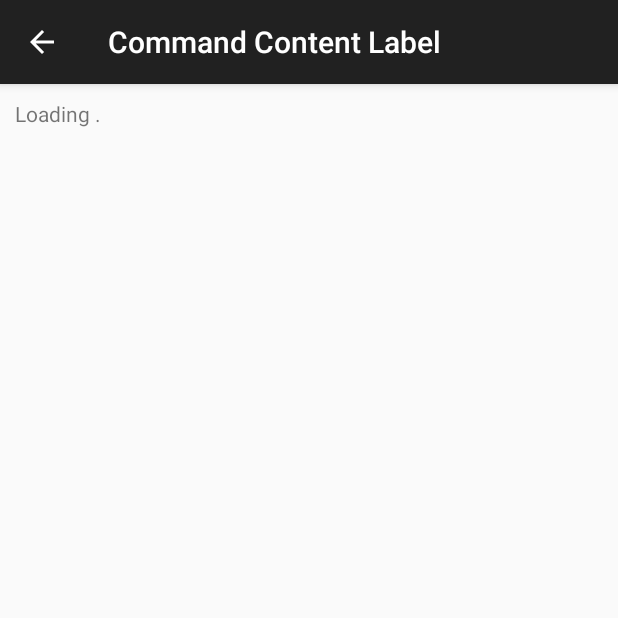
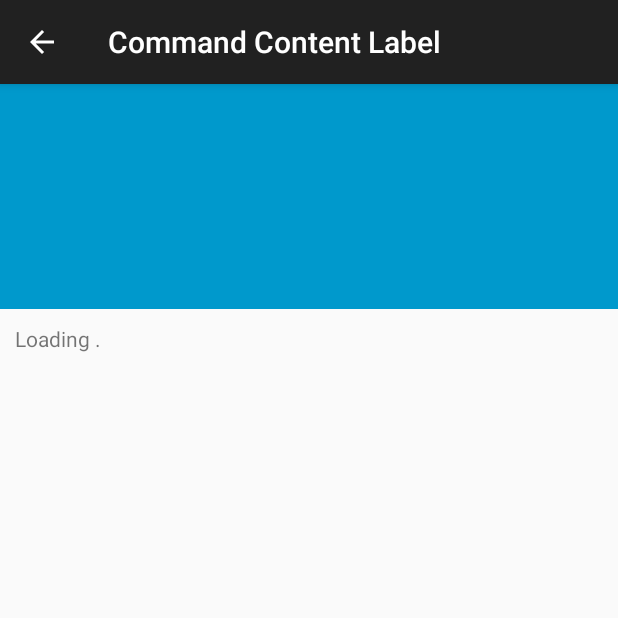
Before and after one commit to gianasista/tldr-viewer, an Android app: the CommandContentActivity screen opened directly, with no data from a screen before it, on a phone screen of 412 x 824 dp, the top half of it. Run offline under Robolectric (Android 15) with nearby library versions, the phone set to English and light mode, and no system bars; 3 statements that could not run were skipped.

Commit message:
improved design

```diff
--- a/app/build.gradle
+++ b/app/build.gradle
@@ -6,11 +6,11 @@ android {
 
     defaultConfig {
         applicationId "de.gianasista.tldr_viewer"
-        minSdkVersion 9
+        minSdkVersion 14
         targetSdkVersion 19
 
-        versionCode 2
-        versionName "1.1"
+        versionCode 3
+        versionName "1.2"
     }
 }
 
--- a/app/src/main/AndroidManifest.xml
+++ b/app/src/main/AndroidManifest.xml
@@ -5,7 +5,7 @@
     android:versionName="1.0" >
 
     <uses-sdk
-        android:minSdkVersion="8"
+        android:minSdkVersion="14"
         android:targetSdkVersion="19" />
 
     <uses-permission android:name="android.permission.INTERNET" />
@@ -19,8 +19,7 @@
         android:name="de.gianasista.tldr_viewer.TldrApplication" >
         <activity
             android:name="de.gianasista.tldr_viewer.CommandListActivity"
-            android:label="@string/app_name"
-            android:theme="@style/Theme.AppCompat.Light.DarkActionBar">
+            android:label="@string/app_name">
             <intent-filter>
                 <action android:name="android.intent.action.MAIN" />
 
@@ -30,7 +29,6 @@
         <activity
             android:name="de.gianasista.tldr_viewer.CommandContentActivity"
             android:label="@string/command_content_label"
-            android:theme="@style/Theme.AppCompat.Light.DarkActionBar"
             android:parentActivityName="de.gianasista.tldr_viewer.CommandListActivity" >
             <meta-data
                 android:name="android.support.PARENT_ACTIVITY"
--- a/app/src/main/java/de/gianasista/tldr_viewer/CommandContentActivity.java
+++ b/app/src/main/java/de/gianasista/tldr_viewer/CommandContentActivity.java
@@ -3,6 +3,7 @@ package de.gianasista.tldr_viewer;
 import java.util.Timer;
 import java.util.TimerTask;
 
+import android.graphics.drawable.ColorDrawable;
 import android.os.Bundle;
 import android.os.Handler;
 import android.os.Message;
@@ -45,8 +46,11 @@ public class CommandContentActivity extends ActionBarActivity implements Command
 	protected void onCreate(Bundle savedInstanceState)
 	{
 		super.onCreate(savedInstanceState);
+
         requestWindowFeature(Window.FEATURE_INDETERMINATE_PROGRESS);
-		setContentView(R.layout.activity_command_content);
+        //getActionBar().setBackgroundDrawable(new ColorDrawable(android.R.color.holo_red_dark));
+
+        setContentView(R.layout.activity_command_content);
 		textView = (TextView)findViewById(R.id.detail_content);
 
 		commandName = getIntent().getStringExtra(CommandListActivity.COMMAND_NAME);
@@ -68,6 +72,9 @@ public class CommandContentActivity extends ActionBarActivity implements Command
 		loadingTimer.schedule(loadingTask, 0, 500);
 
         updatePageContent();
+        TextView titleTextView = (TextView) findViewById(R.id.command_title);
+        titleTextView.setText(commandName);
+
 		textView.setMovementMethod(new ScrollingMovementMethod());
 	}
 
--- a/app/src/main/java/de/gianasista/tldr_viewer/util/MdFileContentParser.java
+++ b/app/src/main/java/de/gianasista/tldr_viewer/util/MdFileContentParser.java
@@ -41,7 +41,8 @@ public class MdFileContentParser
 			String trimmedLine = line.substring(1).trim();
 
 			if(line.startsWith("#"))
-				parsedLine = "<b><font color='#0000FF'>"+trimmedLine+"</font></b>";
+				//parsedLine = "<b><font color='#0000FF'>"+trimmedLine+"</font></b>";
+				parsedLine = "";
 			else if(line.startsWith(">"))
 				parsedLine = "<i>"+trimmedLine+"</i>";
 			else if(line.startsWith("-"))
@@ -56,6 +57,7 @@ public class MdFileContentParser
 
 			}
 
-		return parsedLine.concat("<br/>");
+       // return parsedLine.length() > 0 ? parsedLine.concat("<br/>") : parsedLine;
+        return parsedLine.concat("<br/>");
 	}
 }
--- a/app/src/main/res/layout/activity_command_content.xml
+++ b/app/src/main/res/layout/activity_command_content.xml
@@ -5,7 +5,23 @@
 	android:layout_height="match_parent"
 	android:orientation="vertical" >
 
-	<TextView
+    <RelativeLayout
+        android:layout_width="fill_parent"
+        android:layout_height="150dp"
+        android:background="#ff0099cc">
+        <TextView
+            android:id="@+id/command_title"
+            android:layout_width="fill_parent"
+            android:layout_height="wrap_content"
+            android:layout_margin="@dimen/tldr_margin"
+            android:layout_alignParentBottom="true"
+            android:textColor="@android:color/white"
+            android:textSize="54dp"
+            android:alpha="1"
+            android:text="@string/placeholder_content" />
+    </RelativeLayout>
+
+    <TextView
 		android:id="@+id/detail_content"
 		android:layout_width="wrap_content"
 		android:layout_height="wrap_content"
--- a/app/src/main/res/values/styles.xml
+++ b/app/src/main/res/values/styles.xml
@@ -15,6 +15,15 @@
     <!-- Application theme. -->
     <style name="AppTheme" parent="AppBaseTheme">
         <!-- All customizations that are NOT specific to a particular API-level can go here. -->
+        <item name="android:actionBarStyle">@style/MyActionBar</item>
     </style>
 
+    <style name="MyActionBar" parent="@android:style/Widget.Holo.Light.ActionBar">
+        <item name="android:background">#ff0099cc</item>
+        <item name="android:titleTextStyle">@style/Theme.MyAppTheme.ActionBar.TitleTextStyle</item>
+    </style>
+
+    <style name="Theme.MyAppTheme.ActionBar.TitleTextStyle" parent="android:style/TextAppearance.Holo.Widget.ActionBar.Title">
+        <item name="android:textColor">#FFFFFF</item>
+    </style>
 </resources>
```
